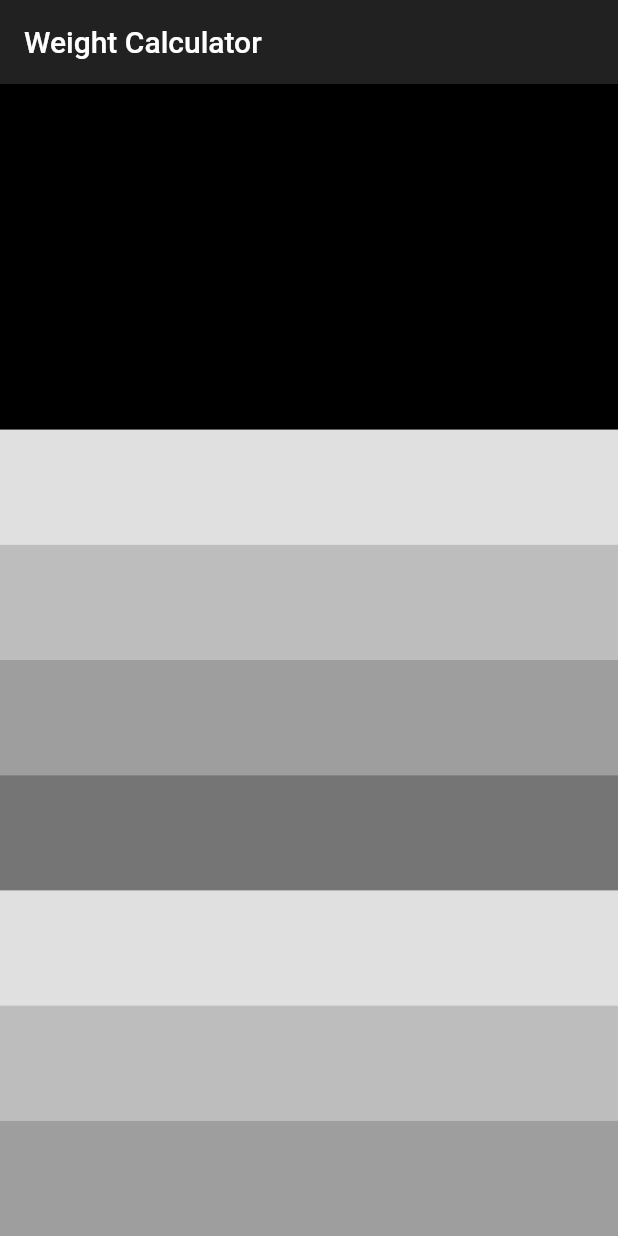
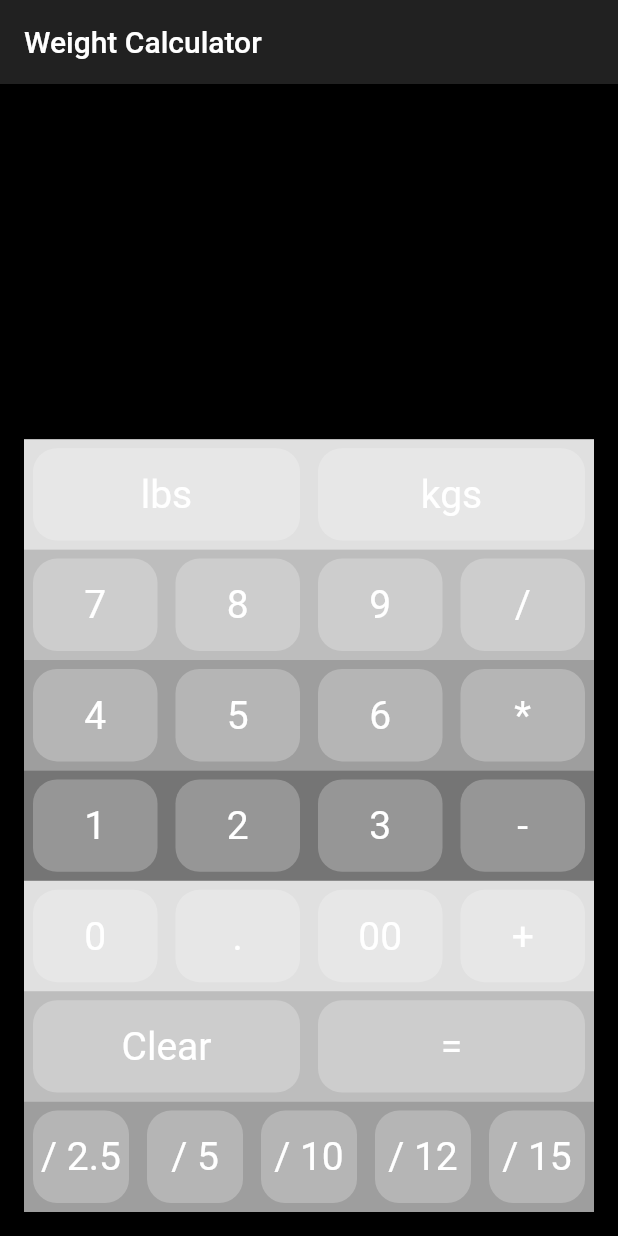
Before and after one commit to CBennett15/WeightCalculatorFlutter, a Flutter app: the screen it shows after launch, on a phone screen of 412 x 824 dp. Run offline on Flutter 3.47's test engine with Material 2 defaults, Android fonts, the phone set to English and light mode, and no system bars.

Commit message:
button layout added

```diff
--- a/lib/calculator.dart
+++ b/lib/calculator.dart
@@ -17,6 +17,8 @@ class CalculatorState extends State<Calculator> {
             height: double.infinity,
             width: double.infinity,
             color: Colors.black,
+            child: Padding(
+              padding: const EdgeInsets.all(16.0),
               child: Column(
                 crossAxisAlignment: CrossAxisAlignment.start,
                 children: <Widget>[
@@ -36,42 +38,116 @@ class CalculatorState extends State<Calculator> {
                           Flexible(
                             flex: 1,
                             child: Container(
+                              height: double.infinity,
+                              width: double.infinity,
+                              child: Row(
+                                crossAxisAlignment: CrossAxisAlignment.start,
+                                children: <Widget>[
+                                  Flexible(flex: 1, child: Button("lbs")),
+                                  Flexible(flex: 1, child: Button("kgs")),
+                                ],
+                              ),
                               color: Colors.black12,
                             ),
                           ),
                           Flexible(
                             flex: 1,
                             child: Container(
+                              height: double.infinity,
+                              width: double.infinity,
+                              child: Row(
+                                crossAxisAlignment: CrossAxisAlignment.start,
+                                children: <Widget>[
+                                  Flexible(flex: 1, child: Button("7")),
+                                  Flexible(flex: 1, child: Button("8")),
+                                  Flexible(flex: 1, child: Button("9")),
+                                  Flexible(flex: 1, child: Button("/")),
+                                ],
+                              ),
                               color: Colors.black26,
                             ),
                           ),
                           Flexible(
                             flex: 1,
                             child: Container(
+                              height: double.infinity,
+                              width: double.infinity,
+                              child: Row(
+                                crossAxisAlignment: CrossAxisAlignment.start,
+                                children: <Widget>[
+                                  Flexible(flex: 1, child: Button("4")),
+                                  Flexible(flex: 1, child: Button("5")),
+                                  Flexible(flex: 1, child: Button("6")),
+                                  Flexible(flex: 1, child: Button("*")),
+                                ],
+                              ),
                               color: Colors.black38,
                             ),
                           ),
                           Flexible(
                             flex: 1,
                             child: Container(
+                              height: double.infinity,
+                              width: double.infinity,
+                              child: Row(
+                                crossAxisAlignment: CrossAxisAlignment.start,
+                                children: <Widget>[
+                                  Flexible(flex: 1, child: Button("1")),
+                                  Flexible(flex: 1, child: Button("2")),
+                                  Flexible(flex: 1, child: Button("3")),
+                                  Flexible(flex: 1, child: Button("-")),
+                                ],
+                              ),
                               color: Colors.black54,
                             ),
                           ),
                           Flexible(
                             flex: 1,
                             child: Container(
+                              height: double.infinity,
+                              width: double.infinity,
+                              child: Row(
+                                crossAxisAlignment: CrossAxisAlignment.start,
+                                children: <Widget>[
+                                  Flexible(flex: 1, child: Button("0")),
+                                  Flexible(flex: 1, child: Button(".")),
+                                  Flexible(flex: 1, child: Button("00")),
+                                  Flexible(flex: 1, child: Button("+")),
+                                ],
+                              ),
                               color: Colors.black12,
                             ),
                           ),
                           Flexible(
                             flex: 1,
                             child: Container(
+                              height: double.infinity,
+                              width: double.infinity,
+                              child: Row(
+                                crossAxisAlignment: CrossAxisAlignment.start,
+                                children: <Widget>[
+                                  Flexible(flex: 1, child: Button("Clear")),
+                                  Flexible(flex: 1, child: Button("=")),
+                                ],
+                              ),
                               color: Colors.black26,
                             ),
                           ),
                           Flexible(
                             flex: 1,
                             child: Container(
+                              height: double.infinity,
+                              width: double.infinity,
+                              child: Row(
+                                crossAxisAlignment: CrossAxisAlignment.start,
+                                children: <Widget>[
+                                  Flexible(flex: 1, child: Button("/ 2.5")),
+                                  Flexible(flex: 1, child: Button("/ 5")),
+                                  Flexible(flex: 1, child: Button("/ 10")),
+                                  Flexible(flex: 1, child: Button("/ 12")),
+                                  Flexible(flex: 1, child: Button("/ 15")),
+                                ],
+                              ),
                               color: Colors.black38,
                             ),
                           ),
@@ -80,6 +156,7 @@ class CalculatorState extends State<Calculator> {
                     ),
                   )
                 ],
+              ),
             )));
   }
 }
```
Lines whose indentation alone changed are shown as unchanged.
